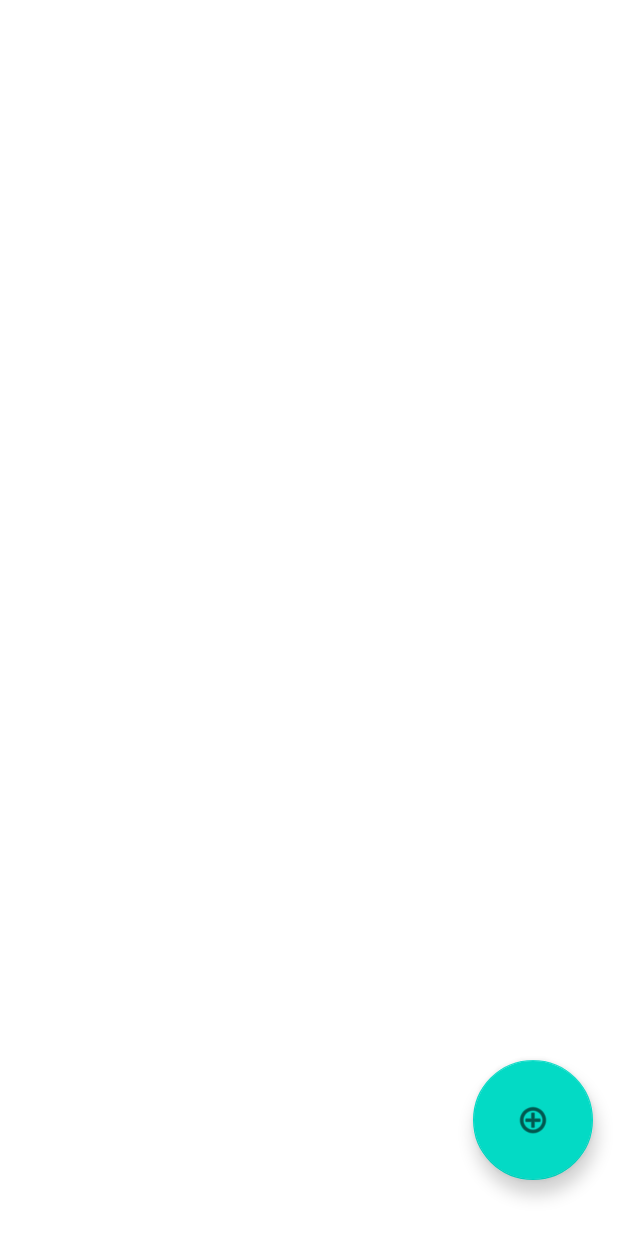
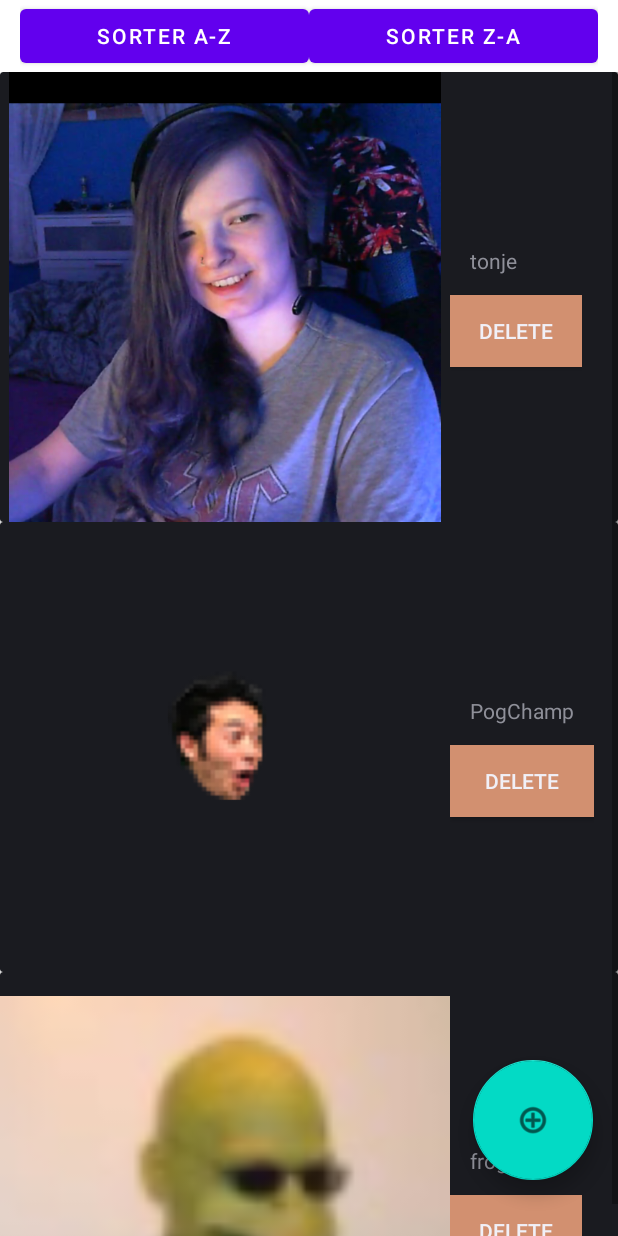
Before and after one commit to detolly/name_quiz_app, an Android app: the screen it shows after launch (DatabaseActivity), after a tap on "DATABASE", on a phone screen of 412 x 824 dp. Run offline under Robolectric (Android 15) with nearby library versions, the phone set to English and light mode, and no system bars.

Commit message:
App: Implement the rest of the requirements.

```diff
--- a/src/main/AndroidManifest.xml
+++ b/src/main/AndroidManifest.xml
@@ -4,6 +4,7 @@
 
     <application
         android:allowBackup="true"
+        android:name=".App"
         android:icon="@mipmap/ic_launcher"
         android:label="@string/app_name"
         android:roundIcon="@mipmap/ic_launcher_round"
--- a/src/main/java/com/example/thenamequiz/AddActivity.java
+++ b/src/main/java/com/example/thenamequiz/AddActivity.java
@@ -5,6 +5,7 @@ import androidx.appcompat.app.AppCompatActivity;
 import android.app.Activity;
 import android.content.Intent;
 import android.graphics.Bitmap;
+import android.graphics.BitmapFactory;
 import android.net.Uri;
 import android.os.Bundle;
 import android.provider.MediaStore;
@@ -66,13 +67,19 @@ public class AddActivity extends AppCompatActivity {
 
         try {
             Bitmap bitmap = MediaStore.Images.Media.getBitmap(this.getContentResolver(), uri);
-            Database.the().add_card(the_text, bitmap);
+            App.database().add_card(the_text, bitmap);
         } catch (Exception e)
         {
             return;
         }
 
-        if (should_finish_after_add)
+        if (should_finish_after_add) {
             finish();
+            return;
+        }
+
+        ImageView image_view = (ImageView) findViewById(R.id.imageView2);
+        image_view.setImageURI(Uri.EMPTY);
+        text.setText("Name");
     }
 }
--- /dev/null
+++ b/src/main/java/com/example/thenamequiz/App.java
@@ -0,0 +1,28 @@
+package com.example.thenamequiz;
+
+import android.app.Application;
+import android.content.Context;
+
+public class App extends Application {
+
+    private static Context s_context;
+    private static Database s_database;
+
+    @Override
+    public void onCreate()
+    {
+        super.onCreate();
+        s_context = this;
+        s_database = new Database();
+    }
+
+    public static Context context() {
+        return s_context;
+    }
+
+    public static Database database() {
+        return s_database;
+    }
+
+
+}
--- a/src/main/java/com/example/thenamequiz/Database.java
+++ b/src/main/java/com/example/thenamequiz/Database.java
@@ -1,6 +1,7 @@
 package com.example.thenamequiz;
 
 import android.graphics.Bitmap;
+import android.graphics.BitmapFactory;
 import android.net.Uri;
 import android.provider.MediaStore;
 
@@ -8,22 +9,33 @@ import java.util.ArrayList;
 
 public class Database {
 
-    private static Database static_database = new Database();
-    public static Database the() { return static_database; };
+    private ArrayList<Card> cards;
 
-    private ArrayList<Card> cards = new ArrayList<>();
-
-    class Card
+    class Card implements Comparable<Card>
     {
         public String name;
         public Bitmap bitmap;
 
         Card(String name, Bitmap bitmap) { this.name = name; this.bitmap = bitmap; }
+
+        @Override
+        public int compareTo(Card card) {
+            return name.compareTo(card.name);
+        }
     }
 
     Database()
     {
+        cards = new ArrayList<>();
 
+        Bitmap bm = BitmapFactory.decodeResource(App.context().getResources(), R.drawable.tonje1);
+        add_card("tonje", bm);
+
+        Bitmap bm2 = BitmapFactory.decodeResource(App.context().getResources(), R.drawable.golde);
+        add_card("PogChamp", bm2);
+
+        Bitmap bm3 = BitmapFactory.decodeResource(App.context().getResources(), R.drawable.frogman);
+        add_card("frogman", bm3);
     }
 
     public final ArrayList<Card> cards() { return this.cards; }
--- a/src/main/java/com/example/thenamequiz/DatabaseActivity.java
+++ b/src/main/java/com/example/thenamequiz/DatabaseActivity.java
@@ -2,15 +2,26 @@ package com.example.thenamequiz;
 
 import androidx.appcompat.app.AppCompatActivity;
 import androidx.cardview.widget.CardView;
+import androidx.constraintlayout.widget.ConstraintLayout;
+import androidx.constraintlayout.widget.ConstraintSet;
 
+import android.app.ActionBar;
 import android.content.Intent;
+import android.graphics.Color;
 import android.os.Bundle;
+import android.util.AttributeSet;
+import android.util.Log;
+import android.view.Gravity;
 import android.view.View;
+import android.view.ViewGroup;
+import android.widget.Button;
 import android.widget.ImageView;
 import android.widget.LinearLayout;
 import android.widget.TextView;
 
 import java.util.ArrayList;
+import java.util.Arrays;
+import java.util.Collections;
 
 public class DatabaseActivity extends AppCompatActivity {
 
@@ -22,10 +33,25 @@ public class DatabaseActivity extends AppCompatActivity {
         create_layout();
     }
 
+    static int offset = 0;
+
     @Override
     public void onResume()
     {
         super.onResume();
+        offset++;
+        create_layout();
+    }
+
+    public void sorter_a_z(View v)
+    {
+        Collections.sort(App.database().cards());
+        create_layout();
+    }
+
+    public void sorter_z_a(View v)
+    {
+        Collections.sort(App.database().cards(), Collections.reverseOrder());
         create_layout();
     }
 
@@ -35,30 +61,63 @@ public class DatabaseActivity extends AppCompatActivity {
 
         linear_layout_outer.removeAllViews();
 
-        final ArrayList<Database.Card> cards = Database.the().cards();
-        cards.forEach((card) -> {
+        int i = 0;
+
+        int universal_id = 100;
+
+        final ArrayList<Database.Card> cards = App.database().cards();
+        for (Database.Card card : cards) {
             CardView card_view = new CardView(getBaseContext());
+            card_view.setLayoutParams(new ViewGroup.LayoutParams(ViewGroup.LayoutParams.MATCH_PARENT, ViewGroup.LayoutParams.WRAP_CONTENT));
+            card_view.setId(universal_id++);
 
-            LinearLayout linear_layout = new LinearLayout(getBaseContext());
-            linear_layout.setOrientation(LinearLayout.HORIZONTAL);
+            LinearLayout horizontal_layout = new LinearLayout(this);
+            horizontal_layout.setOrientation(LinearLayout.HORIZONTAL);
+
+            card_view.addView(horizontal_layout);
 
             ImageView image_view = new ImageView(getBaseContext());
+            image_view.setId(universal_id++);
+
             final int size = 450;
             LinearLayout.LayoutParams layout_params = new LinearLayout.LayoutParams(size, size);
             image_view.setLayoutParams(layout_params);
 
             image_view.setImageBitmap(card.bitmap);
 
+            LinearLayout vertical_layout = new LinearLayout(this);
+            vertical_layout.setOrientation(LinearLayout.VERTICAL);
+            vertical_layout.setGravity(Gravity.CENTER);
+
             TextView text_view = new TextView(getBaseContext());
+            text_view.setId(universal_id++);
+            text_view.setPadding(20, 20, 20, 20);
             text_view.setText(card.name);
 
-            linear_layout.addView(image_view);
-            linear_layout.addView(text_view);
+            Button delete_button = new Button(getBaseContext());
+            delete_button.setId(universal_id++);
+            delete_button.setPadding(20, 20, 20, 20);
+            delete_button.setId(i);
+            delete_button.setOnClickListener((View v) -> {
+                cards.remove(card);
+                linear_layout_outer.removeView(card_view);
+            });
+            delete_button.setText("Delete");
+            delete_button.setBackgroundColor(Color.rgb(210,144,112));
 
-            card_view.addView(linear_layout);
+            vertical_layout.setLayoutParams(new LinearLayout.LayoutParams(LinearLayout.LayoutParams.WRAP_CONTENT, LinearLayout.LayoutParams.MATCH_PARENT));
+
+            horizontal_layout.addView(image_view);
+            vertical_layout.addView(text_view);
+            vertical_layout.addView(delete_button);
+            horizontal_layout.addView(vertical_layout);
 
             linear_layout_outer.addView(card_view);
-        });
+
+            i++;
+        }
+
+        linear_layout_outer.invalidate();
     }
 
     public void add_entry(View view)
--- a/src/main/java/com/example/thenamequiz/QuizActivity.java
+++ b/src/main/java/com/example/thenamequiz/QuizActivity.java
@@ -72,7 +72,7 @@ public class QuizActivity extends AppCompatActivity {
 
     void update_quiz_view()
     {
-        ArrayList<Database.Card> cards = Database.the().cards();
+        ArrayList<Database.Card> cards = App.database().cards();
 
         if (cards.size() < 3) {
             finish();
@@ -94,18 +94,13 @@ public class QuizActivity extends AppCompatActivity {
         button2.setText(cards.get(two).name);
         button3.setText(cards.get(three).name);
 
+        int index = r.nextInt(3);
+
+        final Button[] buttons = { button1, button2, button3 };
         final int[] is = { one, two, three };
 
-        int index = r.nextInt(3);
-
         image_view.setImageBitmap(cards.get(is[index]).bitmap);
-
-        if (index == 0)
-            correct_button = button1;
-        else if (index == 1)
-            correct_button = button2;
-        else if (index == 2)
-            correct_button = button3;
+        correct_button = buttons[index];
 
     }
 }
--- a/src/main/res/layout/activity_database.xml
+++ b/src/main/res/layout/activity_database.xml
@@ -5,6 +5,33 @@
     android:layout_width="match_parent"
     android:layout_height="match_parent"
     tools:context=".DatabaseActivity">
+
+    <LinearLayout
+        android:id="@+id/linearLayout"
+        android:layout_width="match_parent"
+        android:layout_height="wrap_content"
+        android:orientation="horizontal"
+        android:paddingStart="20px"
+        android:paddingEnd="20px"
+        app:layout_constraintTop_toTopOf="parent"
+        tools:layout_editor_absoluteX="0dp">
+
+        <Button
+            android:id="@+id/button7"
+            android:layout_width="wrap_content"
+            android:layout_height="wrap_content"
+            android:layout_weight="1"
+            android:onClick="sorter_a_z"
+            android:text="Sorter A-Z" />
+
+        <Button
+            android:id="@+id/button4"
+            android:layout_width="wrap_content"
+            android:layout_height="wrap_content"
+            android:layout_weight="1"
+            android:onClick="sorter_z_a"
+            android:text="Sorter Z-A" />
+    </LinearLayout>
 
     <com.google.android.material.floatingactionbutton.FloatingActionButton
         android:id="@+id/floatingActionButton"
@@ -25,19 +52,17 @@
 
     <ScrollView
         android:id="@+id/scrollview"
-        android:layout_width="0dp"
+        android:layout_width="match_parent"
         android:layout_height="wrap_content"
-        app:layout_constraintBottom_toBottomOf="parent"
-        app:layout_constraintEnd_toEndOf="parent"
-        app:layout_constraintStart_toStartOf="parent"
-        app:layout_constraintTop_toTopOf="parent"
-        app:layout_constraintVertical_bias="0.0">
+        app:layout_constraintTop_toBottomOf="@id/linearLayout">
 
         <LinearLayout
             android:id="@+id/linear_layout"
             android:layout_width="match_parent"
             android:layout_height="wrap_content"
-            android:orientation="vertical" />
+            android:orientation="vertical">
+
+        </LinearLayout>
     </ScrollView>
 
 </androidx.constraintlayout.widget.ConstraintLayout>
```
Also changed, not shown: src/main/res/drawable/frogman.PNG (added), src/main/res/drawable/golde.png (added), src/main/res/drawable/tonje1.PNG (added).
